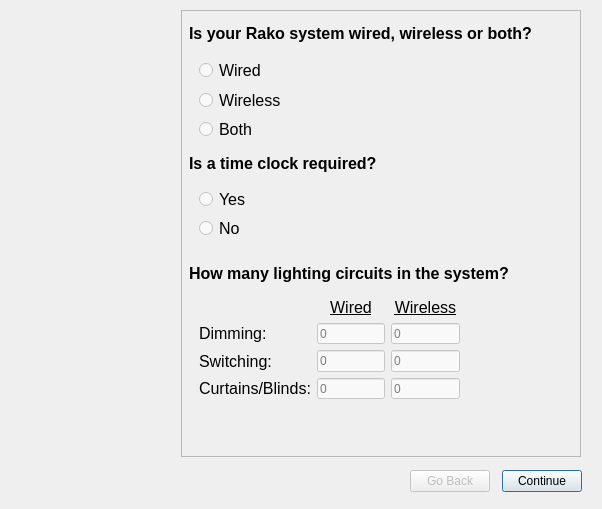
Qt form Rako_quote_UI-v2.ui (BoazPerlov/rako-quote-bot) before a commit.
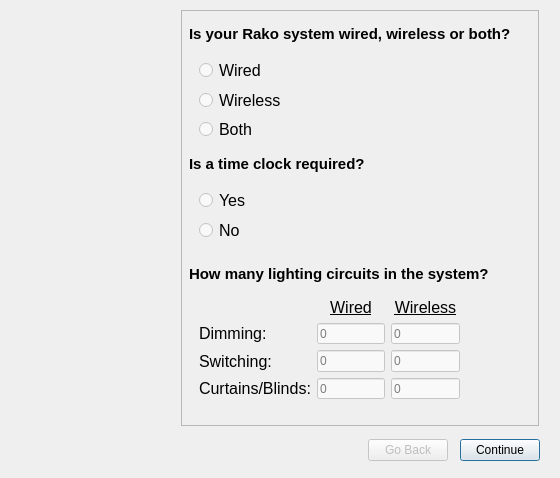
The same form after that commit. Icons and pictures are not drawn.

```diff
--- a/Rako_quote_UI-v2.ui
+++ b/Rako_quote_UI-v2.ui
@@ -6,8 +6,8 @@
    <rect>
     <x>0</x>
     <y>0</y>
-    <width>602</width>
-    <height>509</height>
+    <width>560</width>
+    <height>478</height>
    </rect>
   </property>
   <property name="windowTitle">
@@ -38,7 +38,7 @@
     </property>
     <property name="font">
      <font>
-      <pointsize>12</pointsize>
+      <pointsize>11</pointsize>
       <weight>75</weight>
       <bold>true</bold>
      </font>
@@ -106,7 +106,7 @@
     </property>
     <property name="font">
      <font>
-      <pointsize>12</pointsize>
+      <pointsize>11</pointsize>
       <weight>75</weight>
       <bold>true</bold>
      </font>
@@ -121,7 +121,7 @@
       <x>10</x>
       <y>170</y>
       <width>160</width>
-      <height>51</height>
+      <height>54</height>
      </rect>
     </property>
     <layout class="QVBoxLayout" name="verticalLayout_2">
@@ -284,7 +284,7 @@
     </property>
     <property name="font">
      <font>
-      <pointsize>12</pointsize>
+      <pointsize>11</pointsize>
       <weight>75</weight>
       <bold>true</bold>
      </font>
```
Left out of the diff: 222 changed lines with no effect on the pictures.
